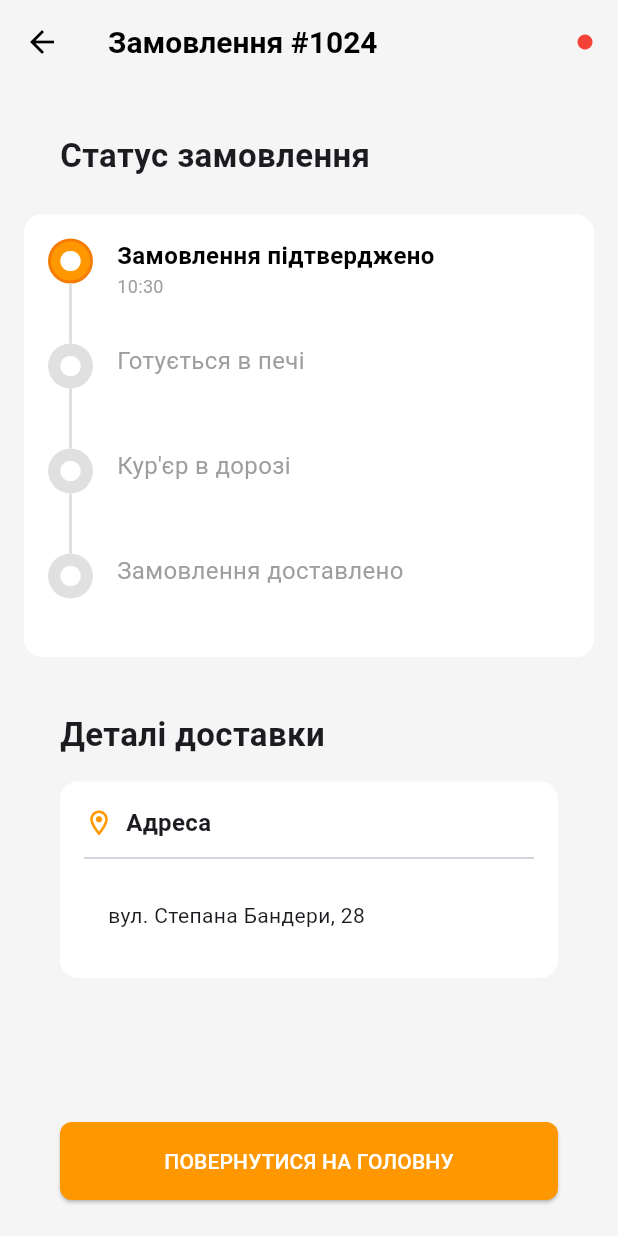
After one commit to DenysDum/mobile-development2025, a Flutter app: the OrderTrackingScreen screen opened by its route, on a phone screen of 412 x 824 dp. The commit adds this screen. Run offline on Flutter 3.47's test engine with Material 3 defaults, Android fonts, the phone set to English and light mode, and no system bars; our stand-ins replace hive, hive_flutter, shared_preferences; missing offline and left inert: mqtt_client; accounts and stored records are empty; generated files the repository leaves out were written again; network calls fail.

Commit message:
Added MQTT for Lab4

```diff
--- a/lib/screens/home_screen.dart
+++ b/lib/screens/home_screen.dart
@@ -13,6 +13,12 @@ class HomeScreen extends StatelessWidget {
         title: const Text('PizzaApp'),
         leading: const Icon(Icons.menu),
         actions: [
+          IconButton(
+            icon: const Icon(Icons.timer_outlined, color: Colors.orange),
+            onPressed: () {
+              Navigator.pushNamed(context, '/tracking');
+            },
+          ),
           IconButton(
             icon: const Icon(Icons.shopping_cart_outlined),
             onPressed: () {
--- /dev/null
+++ b/lib/screens/order_tracking_screen.dart
@@ -0,0 +1,157 @@
+// lib/screens/order_tracking_screen.dart
+import 'package:flutter/material.dart';
+import 'package:provider/provider.dart';
+import 'package:mobiledevelopment2025/providers/mqtt_provider.dart';
+import 'package:mobiledevelopment2025/widgets/info_card.dart';
+import 'package:mobiledevelopment2025/widgets/section_header.dart';
+import 'package:mobiledevelopment2025/widgets/status_step.dart';
+import 'package:mobiledevelopment2025/widgets/primary_button.dart';
+
+class OrderTrackingScreen extends StatelessWidget {
+  const OrderTrackingScreen({super.key});
+
+  // Допоміжна функція для визначення номеру активного етапу
+  int _getStepIndex(String status) {
+    // Статуси, які приходять по MQTT
+    switch (status.toLowerCase()) {
+      case 'confirmed':
+        return 0;
+      case 'baking':
+        return 1;
+      case 'delivering':
+        return 2;
+      case 'delivered':
+        return 3;
+      default:
+        return 0;
+    }
+  }
+
+  @override
+  Widget build(BuildContext context) {
+    // Отримуємо дані з MQTT провайдера
+    final mqttProvider = Provider.of<MqttProvider>(context);
+    final currentStatus = mqttProvider.orderStatus;
+    final currentIndex = _getStepIndex(currentStatus);
+
+    return Scaffold(
+      appBar: AppBar(
+        title: const Text('Замовлення #1024'),
+        actions: [
+          // Індикатор підключення до MQTT
+          Padding(
+            padding: const EdgeInsets.only(right: 16.0),
+            child: Icon(
+              Icons.circle,
+              size: 12,
+              color: mqttProvider.isConnected ? Colors.green : Colors.red,
+            ),
+          )
+        ],
+      ),
+      body: SafeArea(
+        child: Column(
+          children: [
+            Expanded(
+              child: ListView(
+                padding: const EdgeInsets.all(16.0),
+                children: [
+                  const SectionHeader(title: 'Статус замовлення'),
+                  const SizedBox(height: 16),
+
+                  // Блок з кроками
+                  Container(
+                    padding: const EdgeInsets.all(16),
+                    decoration: BoxDecoration(
+                      color: Colors.white,
+                      borderRadius: BorderRadius.circular(12),
+                    ),
+                    child: Column(
+                      children: [
+                        StatusStep(
+                          title: 'Замовлення підтверджено',
+                          time: '10:30',
+                          isActive: currentIndex == 0,
+                          isCompleted: currentIndex > 0,
+                        ),
+                        StatusStep(
+                          title: 'Готується в печі',
+                          time: 'Орієнтовно 15 хв',
+                          isActive: currentIndex == 1,
+                          isCompleted: currentIndex > 1,
+                        ),
+                        StatusStep(
+                          title: 'Кур\'єр в дорозі',
+                          time: 'Буде через 10 хв',
+                          isActive: currentIndex == 2,
+                          isCompleted: currentIndex > 2,
+                        ),
+                        StatusStep(
+                          title: 'Замовлення доставлено',
+                          time: 'Смачного!',
+                          isActive: currentIndex == 3,
+                          isCompleted: currentIndex > 3,
+                          isLast: true,
+                        ),
+                      ],
+                    ),
+                  ),
+
+                  const SizedBox(height: 20),
+
+                  // Інформація про кур'єра (з'являється тільки коли статус delivering)
+                  if (currentIndex >= 2) ...[
+                    const SectionHeader(title: 'Ваш кур\'єр'),
+                    InfoCard(
+                      title: 'Олександр М.',
+                      icon: Icons.directions_bike,
+                      child: ListTile(
+                        leading: const CircleAvatar(
+                          backgroundColor: Colors.orange,
+                          child: Icon(Icons.person, color: Colors.white),
+                        ),
+                        title: const Text('Yamaha Aerox'),
+                        subtitle: const Text('AA 1234 AA'),
+                        trailing: IconButton(
+                          icon: const Icon(Icons.phone, color: Colors.green),
+                          onPressed: () {},
+                        ),
+                      ),
+                    ),
+                    const SizedBox(height: 16),
+                  ],
+
+                  // Деталі доставки
+                  const SectionHeader(title: 'Деталі доставки'),
+                  InfoCard(
+                    title: 'Адреса',
+                    icon: Icons.location_on_outlined,
+                    child: const Padding(
+                      padding: EdgeInsets.all(16.0),
+                      child: Text('вул. Степана Бандери, 28'),
+                    ),
+                  ),
+                ],
+              ),
+            ),
+
+            // Кнопка внизу
+            Padding(
+              padding: const EdgeInsets.all(16.0),
+              child: PrimaryButton(
+                text: currentIndex == 3 ? 'Залишити відгук' : 'Повернутися на головну',
+                onPressed: () {
+                  Navigator.pushNamedAndRemoveUntil(
+                    context,
+                    '/home',
+                        (route) => false,
+                  );
+                },
+              ),
+            ),
+          ],
+        ),
+      ),
+    );
+  }
+}
--- /dev/null
+++ b/lib/widgets/status_step.dart
@@ -0,0 +1,80 @@
+// lib/widgets/status_step.dart
+import 'package:flutter/material.dart';
+
+class StatusStep extends StatelessWidget {
+  final String title;
+  final String time;
+  final bool isActive;
+  final bool isCompleted;
+  final bool isLast;
+
+  const StatusStep({
+    super.key,
+    required this.title,
+    required this.time,
+    required this.isActive,
+    required this.isCompleted,
+    this.isLast = false,
+  });
+
+  @override
+  Widget build(BuildContext context) {
+    return Row(
+      crossAxisAlignment: CrossAxisAlignment.start,
+      children: [
+        Column(
+          children: [
+            // Кружечок
+            Container(
+              width: 30,
+              height: 30,
+              decoration: BoxDecoration(
+                color: isActive || isCompleted ? Colors.orange : Colors.grey[300],
+                shape: BoxShape.circle,
+                border: Border.all(
+                  color: isActive ? Colors.orange.shade700 : Colors.transparent,
+                  width: 2,
+                ),
+              ),
+              child: Icon(
+                isCompleted ? Icons.check : Icons.circle,
+                color: Colors.white,
+                size: 16,
+              ),
+            ),
+            // Лінія вниз (якщо не останній елемент)
+            if (!isLast)
+              Container(
+                width: 2,
+                height: 40,
+                color: isCompleted ? Colors.orange : Colors.grey[300],
+              ),
+          ],
+        ),
+        const SizedBox(width: 16),
+        // Текст
+        Expanded(
+          child: Column(
+            crossAxisAlignment: CrossAxisAlignment.start,
+            children: [
+              Text(
+                title,
+                style: TextStyle(
+                  fontSize: 16,
+                  fontWeight: isActive ? FontWeight.bold : FontWeight.normal,
+                  color: isActive || isCompleted ? Colors.black : Colors.grey,
+                ),
+              ),
+              if (isActive)
+                Text(
+                  time,
+                  style: const TextStyle(fontSize: 12, color: Colors.grey),
+                ),
+              const SizedBox(height: 30), // Відступ для вирівнювання з лінією
+            ],
+          ),
+        ),
+      ],
+    );
+  }
+}
--- a/pubspec.yaml
+++ b/pubspec.yaml
@@ -42,6 +42,8 @@ dependencies:
   injectable: ^2.0.0
   flutter_bloc: ^8.0.1
   shared_preferences: ^2.2.3
+  provider: ^6.0.5
+  mqtt_client: ^9.6.8
 
 dev_dependencies:
   flutter_test:
```
Also changed, not shown: lib/main.dart (+105 -55 lines), lib/providers/mqtt_provider.dart (added, +99 -0 lines), lib/screens/checkout_screen.dart (+27 -3 lines), lib/screens/login_screen.dart (+19 -28 lines), lib/screens/profile_screen.dart (+22 -19 lines), lib/screens/registration_screen.dart (+7 -8 lines), pubspec.lock.
